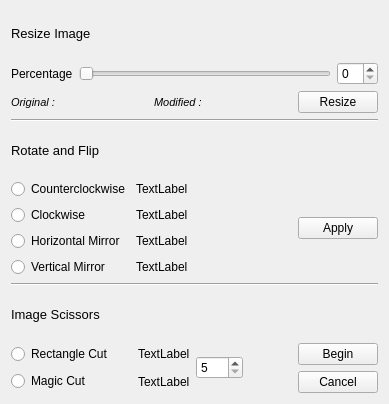
Above: Palette/BasicControls.ui from JosefNatanael/ThePhotoEditor before the change. Below: the same form after it.
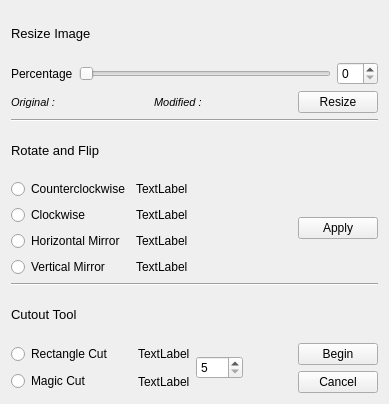
That is the form after the change.

```diff
--- a/Palette/BasicControls.ui
+++ b/Palette/BasicControls.ui
@@ -129,7 +129,7 @@
       </font>
      </property>
      <property name="text">
-      <string>Image Scissors</string>
+      <string>Cutout Tool</string>
      </property>
     </widget>
    </item>
```
Left out of the diff: 2 changed lines with no effect on the pictures.
